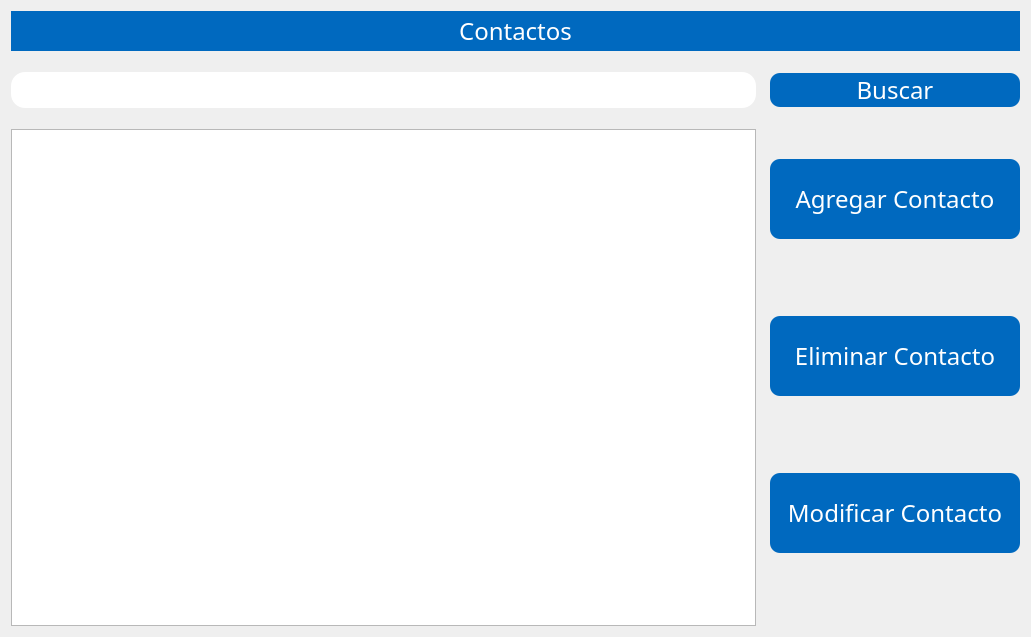
The window that ventanacontactos.ui (MrDanielG/IS1-Proyecto-Relojes) describes before a commit, drawn with Qt 5.
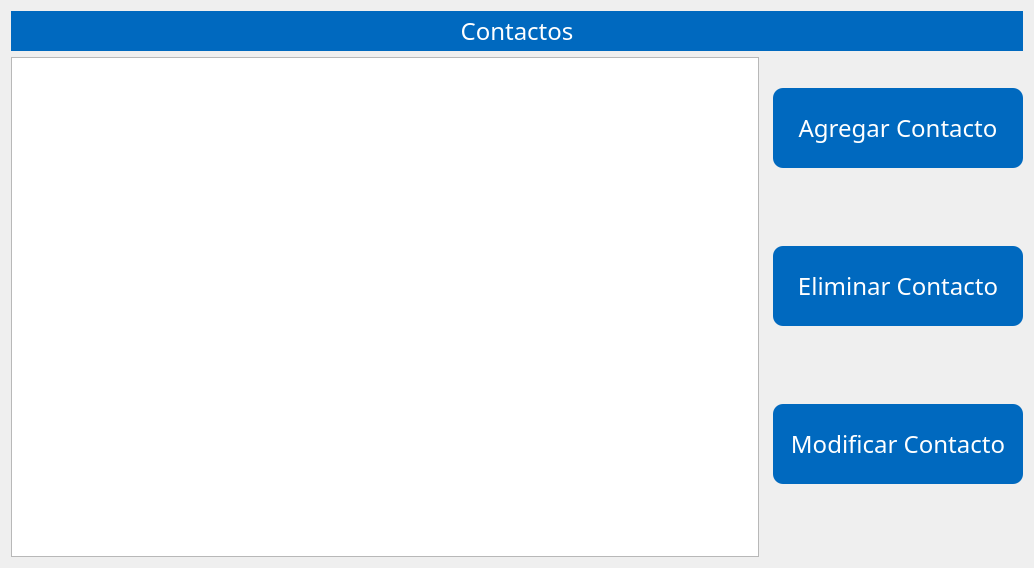
The same window after the commit.

```diff
--- a/ventanacontactos.ui
+++ b/ventanacontactos.ui
@@ -6,8 +6,8 @@
    <rect>
     <x>0</x>
     <y>0</y>
-    <width>1031</width>
-    <height>637</height>
+    <width>1034</width>
+    <height>568</height>
    </rect>
   </property>
   <property name="sizePolicy">
@@ -37,29 +37,24 @@
 
 QLineEdit{
 	border-radius:14px;
+}
+
+QHeaderView::section {
+    background-color: #1869A9;
+	color: white;
+    padding: 4px;
+    font-size: 14pt;
+    border-style: none;
+    border-bottom: 1px solid #16618B;
+    border-right: 1px solid #fffff8;
+}
+
+QLineEdit{
+	border-color: blue;
 }</string>
   </property>
   <layout class="QGridLayout" name="gridLayout">
-   <item row="2" column="0">
-    <widget class="QLineEdit" name="leBusqueda"/>
-   </item>
-   <item row="1" column="0">
-    <spacer name="verticalSpacer_5">
-     <property name="orientation">
-      <enum>Qt::Vertical</enum>
-     </property>
-     <property name="sizeType">
-      <enum>QSizePolicy::Preferred</enum>
-     </property>
-     <property name="sizeHint" stdset="0">
-      <size>
-       <width>20</width>
-       <height>15</height>
-      </size>
-     </property>
-    </spacer>
-   </item>
-   <item row="4" column="2">
+   <item row="1" column="2">
     <layout class="QVBoxLayout" name="verticalLayout" stretch="1,0,1,0,1,0">
      <property name="spacing">
       <number>7</number>
@@ -210,25 +205,6 @@
      </item>
     </layout>
    </item>
-   <item row="4" column="0">
-    <widget class="QTableView" name="tablaContactos"/>
-   </item>
-   <item row="3" column="0">
-    <spacer name="verticalSpacer_3">
-     <property name="orientation">
-      <enum>Qt::Vertical</enum>
-     </property>
-     <property name="sizeType">
-      <enum>QSizePolicy::Preferred</enum>
-     </property>
-     <property name="sizeHint" stdset="0">
-      <size>
-       <width>20</width>
-       <height>15</height>
-      </size>
-     </property>
-    </spacer>
-   </item>
    <item row="0" column="0" colspan="3">
     <widget class="QLabel" name="tituloVentana">
      <property name="minimumSize">
@@ -249,14 +225,10 @@
      </property>
     </widget>
    </item>
-   <item row="2" column="2">
-    <widget class="QPushButton" name="btnBuscar">
-     <property name="text">
-      <string>Buscar</string>
-     </property>
-    </widget>
+   <item row="1" column="0">
+    <widget class="QTableView" name="tablaContactos"/>
    </item>
-   <item row="4" column="1">
+   <item row="1" column="1">
     <spacer name="horizontalSpacer">
      <property name="orientation">
       <enum>Qt::Horizontal</enum>
```
